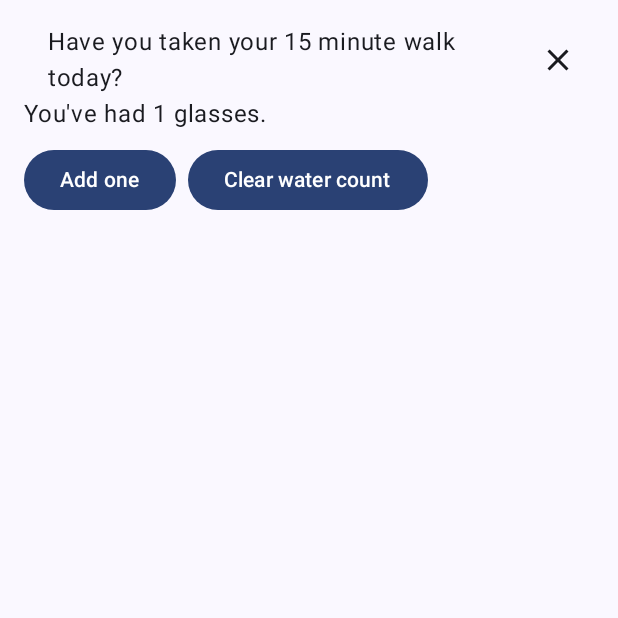
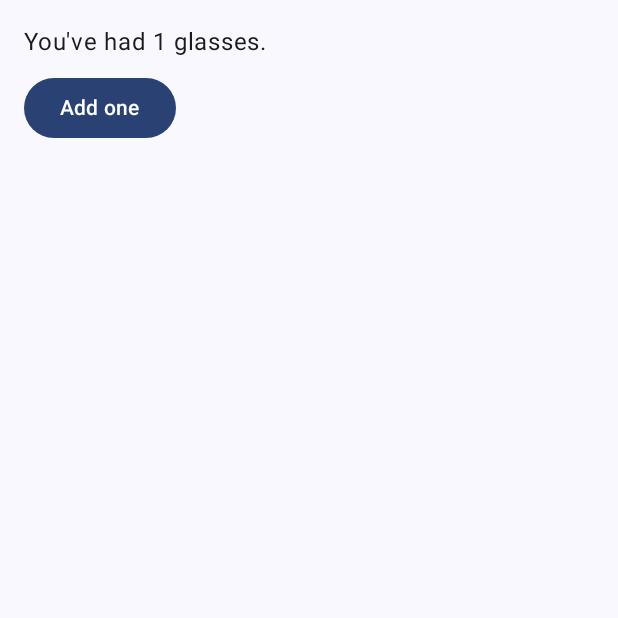
Before and after one commit to singh36Pushpendra/state-in-jetpack-compose, an Android app built with Jetpack Compose: the screen it shows after launch (MainActivity), after a tap on "Add one", on a phone screen of 412 x 824 dp, the top half of it. Run offline under Robolectric (Android 15) with nearby library versions, the phone set to English and light mode, and no system bars.

Commit message:
use rememberSaveable to retains state across Activity recreation and system-initiated process death

```diff
--- a/app/src/main/java/com/mypractices/basicsstatecodelab/ui/WaterCounter.kt
+++ b/app/src/main/java/com/mypractices/basicsstatecodelab/ui/WaterCounter.kt
@@ -1,14 +1,13 @@
 package com.mypractices.basicsstatecodelab.ui;
 
 import androidx.compose.foundation.layout.Column
-import androidx.compose.foundation.layout.Row
 import androidx.compose.foundation.layout.padding
 import androidx.compose.material3.Button
 import androidx.compose.material3.Text
 import androidx.compose.runtime.Composable
 import androidx.compose.runtime.getValue
 import androidx.compose.runtime.mutableStateOf
-import androidx.compose.runtime.remember
+import androidx.compose.runtime.saveable.rememberSaveable
 import androidx.compose.runtime.setValue
 import androidx.compose.ui.Modifier
 import androidx.compose.ui.tooling.preview.Preview
@@ -16,41 +15,13 @@ import androidx.compose.ui.unit.dp
 
 @Composable
 fun WaterCounter(modifier: Modifier = Modifier) {
-    Column(
-        modifier = modifier.padding(16.dp)
-    ) {
-        // Changes are now tracked by Compose
-        var count by remember { mutableStateOf(0) }
-
+    Column(modifier = modifier.padding(16.dp)) {
+        var count by rememberSaveable { mutableStateOf(0) }
         if (count > 0) {
-            var showTask by remember {
-                mutableStateOf(true)
-            }
-            if (showTask) {
-                WellnessTaskItem(
-                    taskName = "Have you taken your 15 minute walk today?",
-                    onClose = { showTask = false })
-            }
-            // This text is present if the button has been clicked.
-            // at least once; otherwise absent
-            Text(
-                text = "You've had ${count} glasses."
-            )
+            Text("You've had $count glasses.")
         }
-        Row(
-            modifier = Modifier.padding(top = 8.dp)
-        ) {
-            Button(
-                onClick = { count++ },
-                enabled = count < 10
-            ) {
-                Text(text = "Add one")
-            }
-            Button(
-                onClick = { count = 0 }, Modifier.padding(start = 8.dp)
-            ) {
-                Text(text = "Clear water count")
-            }
+        Button(onClick = { count++ }, Modifier.padding(top = 8.dp), enabled = count < 10) {
+            Text("Add one")
         }
     }
 }
```
